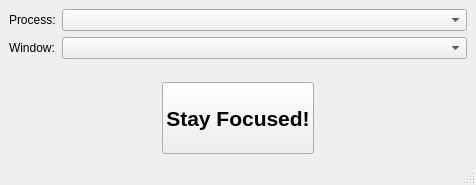
Old version of the form src/mainwindow.ui in the repository Zalewa/StayFocused.
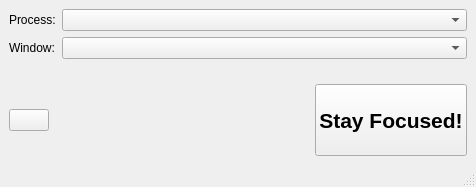
New version of the form. Icons and pictures are not drawn.

Commit message: Style Flags edit box for HWNDs.

```diff
--- a/src/mainwindow.ui
+++ b/src/mainwindow.ui
@@ -7,7 +7,7 @@
     <x>0</x>
     <y>0</y>
     <width>476</width>
-    <height>185</height>
+    <height>187</height>
    </rect>
   </property>
   <property name="windowTitle">
@@ -45,6 +45,39 @@
     </item>
     <item>
      <layout class="QHBoxLayout" name="horizontalLayout">
+      <item>
+       <widget class="QPushButton" name="btnFlags">
+        <property name="sizePolicy">
+         <sizepolicy hsizetype="Maximum" vsizetype="Fixed">
+          <horstretch>0</horstretch>
+          <verstretch>0</verstretch>
+         </sizepolicy>
+        </property>
+        <property name="icon">
+         <iconset resource="../media/resources.qrc">
+          <normaloff>:/icons/flag</normaloff>:/icons/flag</iconset>
+        </property>
+        <property name="iconSize">
+         <size>
+          <width>64</width>
+          <height>64</height>
+         </size>
+        </property>
+       </widget>
+      </item>
+      <item>
+       <spacer name="horizontalSpacer">
+        <property name="orientation">
+         <enum>Qt::Horizontal</enum>
+        </property>
+        <property name="sizeHint" stdset="0">
+         <size>
+          <width>40</width>
+          <height>20</height>
+         </size>
+        </property>
+       </spacer>
+      </item>
       <item>
        <widget class="QPushButton" name="btnStayFocus">
         <property name="sizePolicy">
```
Left out of the diff: 21 changed lines with no effect on the pictures. The commit also changes 16 other files.
